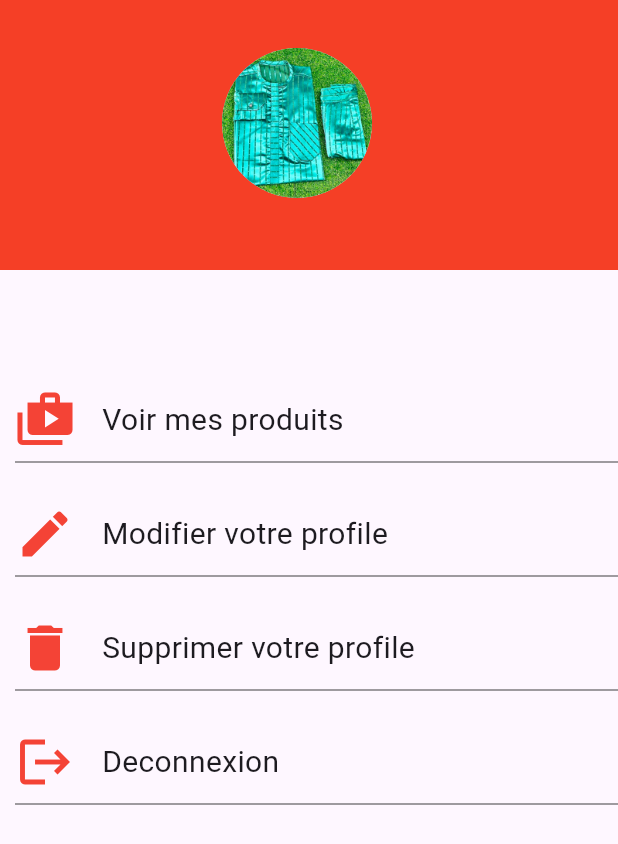
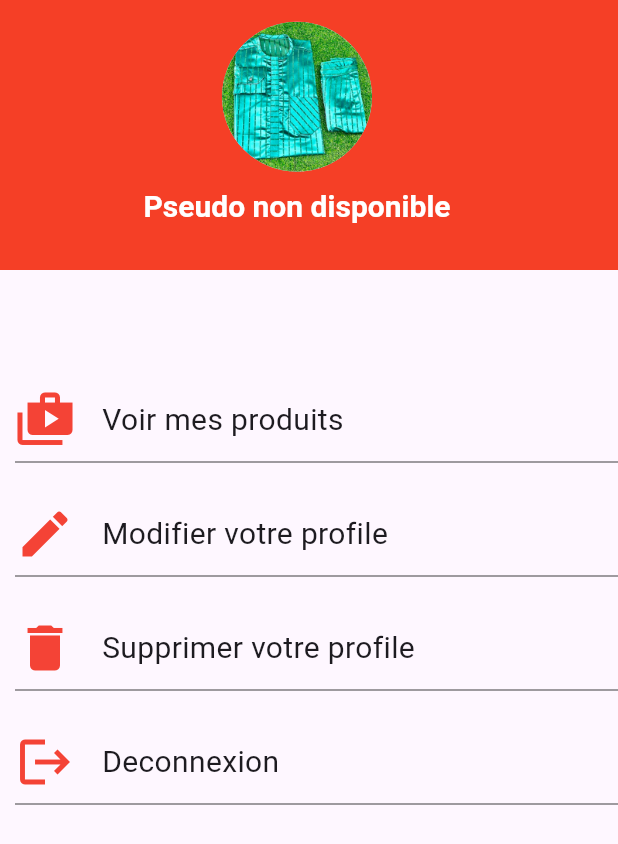
Before and after one commit to Muhammad23m/BamadaMarket, a Flutter app: the ProfilePage screen opened directly, on a phone screen of 412 x 824 dp. Shown: the top 844 px of the screen. Run offline on Flutter 3.47's test engine with Material 3 defaults, Android fonts, the light colour scheme and no system bars; our stand-ins replace carousel_slider, image_picker, shared_preferences; missing offline and left inert: dart:ffi; accounts and stored records are empty; network calls fail.

Commit message:
new commit

```diff
--- a/lib/pages/articleDetailPage.dart
+++ b/lib/pages/articleDetailPage.dart
@@ -1,5 +1,6 @@
 import 'package:bamadamarket/models/articleModel.dart';
 import 'package:flutter/material.dart';
+
 class ArticleDetailPage extends StatelessWidget {
   final ModeleArticle article;
 
@@ -15,7 +16,10 @@ class ArticleDetailPage extends StatelessWidget {
         padding: const EdgeInsets.all(8.0),
         child: Column(
           children: <Widget>[
-            Image.network(article.photo1),
+            Image.network("http://10.0.2.2${article.photo1}",
+                height: 277,
+                width: 500,
+                fit: BoxFit.cover),
             Text(article.titre),
             Text(article.prix),
             Text(article.description),
--- a/lib/pages/bienvenue.dart
+++ b/lib/pages/bienvenue.dart
@@ -12,7 +12,7 @@ class _BienvenueState extends State<Bienvenue> {
     // Utilisez Future.delayed pour effectuer la navigation après 3 secondes
     Future.delayed(Duration(seconds: 3), () {
       // Naviguez vers la page de connexion
-      Navigator.pushReplacementNamed(context, '/home');
+      Navigator.pushReplacementNamed(context, '/connexion');
     });
   }
 
--- a/lib/pages/inscrire.dart
+++ b/lib/pages/inscrire.dart
@@ -37,7 +37,7 @@ class _InscrireState extends State<Inscrire> {
             await image.readAsBytes(); // Use readAsBytes method
         request.files.add(
           http.MultipartFile.fromBytes(
-            'photo',
+            'photo1',
             imageBytes,
             filename: basename(image.path),
           ),
@@ -61,7 +61,7 @@ class _InscrireState extends State<Inscrire> {
 
         setState(() {
           imageUrl = utilisateur
-              .image; // Remplacez 'imageUrl' par la clé réelle dans votre réponse
+              .image;
         });
       } else {
         debugPrint(responsed.body);
--- a/lib/pages/profilePage.dart
+++ b/lib/pages/profilePage.dart
@@ -1,12 +1,44 @@
+import 'package:bamadamarket/pages/sessionManager.dart';
 import 'package:flutter/material.dart';
+import 'package:shared_preferences/shared_preferences.dart';
 
 const d_green = Color(0xFFF53F26);
 
-class ProfilePage extends StatelessWidget {
+class ProfilePage extends StatefulWidget {
   final String profileImageUrl;
 
   const ProfilePage({Key? key, required this.profileImageUrl})
       : super(key: key);
+
+  @override
+  _ProfilePageState createState() => _ProfilePageState();
+}
+
+class _ProfilePageState extends State<ProfilePage> {
+  String? pseudo;
+
+  @override
+  void initState() {
+    super.initState();
+    loadPseudo();
+  }
+
+  Future<void> loadPseudo() async {
+    var sessionManager = SessionManager(await SharedPreferences.getInstance());
+    var loadedPseudo = sessionManager.getPseudo();
+
+    setState(() {
+      pseudo = loadedPseudo;
+    });
+  }
+
+  Future<void> deconnexion(BuildContext context) async {
+    var sessionManager = SessionManager(
+        await SharedPreferences.getInstance() as SharedPreferences);
+    sessionManager.logout();
+
+    Navigator.pushReplacementNamed(context, '/connexion');
+  }
 
   @override
   Widget build(BuildContext context) {
@@ -23,11 +55,29 @@ class ProfilePage extends StatelessWidget {
               child: Padding(
                 padding: const EdgeInsets.only(
                     right: 16.0, bottom: 16.0), // Ajuster la position du cercle
-                child: CircleAvatar(
-                  radius: 50.0, // Ajuster le rayon du cercle selon vos besoins
-                  backgroundImage: profileImageUrl.isNotEmpty
-                      ? NetworkImage(profileImageUrl) as ImageProvider<Object>?
+                child: Column(
+                  children: [
+                    CircleAvatar(
+                      radius:
+                          50.0, // Ajuster le rayon du cercle selon vos besoins
+                      backgroundImage: widget.profileImageUrl.isNotEmpty
+                          ? NetworkImage(widget.profileImageUrl)
+                              as ImageProvider<Object>?
                           : const AssetImage('assets/images/bazin.png'),
+                    ),
+                    SizedBox(height: 10.0),
+                    Text(
+                      pseudo ??
+                          'Pseudo non disponible', // Affiche le pseudo, ou 'Pseudo non disponible' si le pseudo est null
+                      style: TextStyle(
+                          fontSize:
+                              20.0, // Ajustez la taille du texte selon vos besoins
+                          color: Colors.white,
+                          fontWeight: FontWeight
+                              .bold // Ajustez la couleur du texte selon vos besoins
+                          ),
+                    ),
+                  ],
                 ),
               ),
             ),
@@ -36,7 +86,11 @@ class ProfilePage extends StatelessWidget {
       ),
       body: Column(
         children: [
-          Container(
+          GestureDetector(
+            onTap: () {
+              Navigator.pushNamed(context, '/mesProduits');
+            },
+            child: Container(
               margin: EdgeInsets.only(left: 10.0, top: 80.0),
               child: Column(
                 children: [
@@ -53,6 +107,7 @@ class ProfilePage extends StatelessWidget {
                     thickness: 0.5, // Épaisseur de la barre
                   ),
                 ],
+              ),
             ),
           ),
           Container(
@@ -97,6 +152,11 @@ class ProfilePage extends StatelessWidget {
           ),
           Container(
             margin: EdgeInsets.only(left: 10.0, top: 20.0),
+            child: InkWell(
+              onTap: () {
+                // Ajoutez votre logique de déconnexion ici
+                deconnexion(context);
+              },
               child: Column(
                 children: [
                   Row(
@@ -114,6 +174,7 @@ class ProfilePage extends StatelessWidget {
                 ],
               ),
             ),
+          ),
         ],
       ),
     );
--- /dev/null
+++ b/lib/pages/sessionManager.dart
@@ -0,0 +1,33 @@
+import 'package:shared_preferences/shared_preferences.dart';
+
+class SessionManager {
+  static const _idUtilisateurKey = 'idUtilisateur';
+   static const _pseudoKey = 'pseudo';
+  static const _sessionTokenKey = 'sessionToken';
+
+  final SharedPreferences _prefs;
+
+  SessionManager(this._prefs);
+
+  Future<void> saveUserInfo(int idUtilisateur,String pseudo,String sessionToken) async {
+    await _prefs.setInt(_idUtilisateurKey, idUtilisateur);
+    await _prefs.setString(_pseudoKey, pseudo);
+    await _prefs.setString(_sessionTokenKey, sessionToken);
+  }
+
+  int? getidUtilisateur() {
+    return _prefs.getInt(_idUtilisateurKey);
+  }
+
+  String? getSessionToken() {
+    return _prefs.getString(_sessionTokenKey);
+  }
+ String? getPseudo() {
+    return _prefs.getString(_pseudoKey);
+  }
+
+  Future<void> logout() async {
+    await _prefs.remove(_idUtilisateurKey);
+    await _prefs.remove(_sessionTokenKey);
+  }
+}
```
Also changed, not shown: lib/models/annonce.dart (added, +10 -0 lines), lib/pages/ajoutAnnonce.dart (+17 -3 lines), lib/pages/article.dart (+15 -3 lines), lib/pages/connexion.dart (+14 -6 lines), pubspec.yaml (+4 -4 lines), lib/pages/UserProductsPage.dart (added), pubspec.lock, 1 other file. Lines whose indentation alone changed are shown as unchanged.
